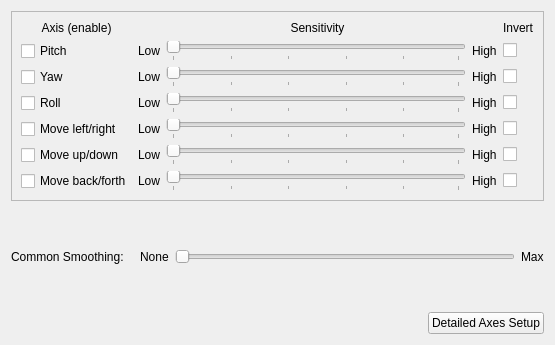
Above: src/qt_gui/profile_setup.ui from fwfa123/linuxtrackx-ir before the change. Below: the same form after it.
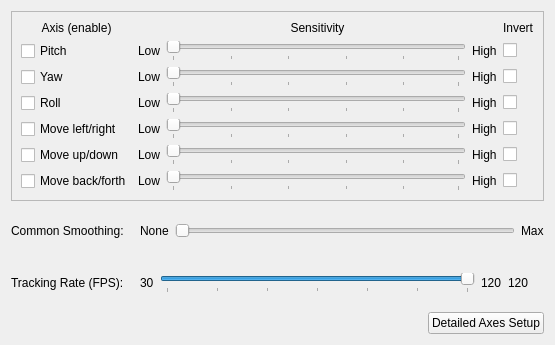
That is the form after the change.

Commit message:
Add per-profile tracking rate (FPS) slider and help
- Tracking Setup: slider 30-120 FPS (default 120), per-profile prefs key
- Throttle newFrame/newPose together so preview FPS matches setting
- Profile import/export format v2 with optional FPS; fix profile_setup merge issues
- Update in-app help (axes_setup, misc) and Tracking.png

What changed in the file:
```diff
--- a/src/qt_gui/profile_setup.ui
+++ b/src/qt_gui/profile_setup.ui
@@ -401,6 +401,82 @@
      </item>
     </layout>
    </item>
+   <item>
+    <layout class="QHBoxLayout" name="horizontalLayout_tracking_rate">
+     <item>
+      <widget class="QLabel" name="label_tracking_rate">
+       <property name="text">
+        <string>Tracking Rate (FPS):</string>
+       </property>
+      </widget>
+     </item>
+     <item>
+      <spacer name="horizontalSpacer_tracking">
+       <property name="orientation">
+        <enum>Qt::Horizontal</enum>
+       </property>
+       <property name="sizeType">
+        <enum>QSizePolicy::Maximum</enum>
+       </property>
+       <property name="sizeHint" stdset="0">
+        <size>
+         <width>10</width>
+         <height>20</height>
+        </size>
+       </property>
+      </spacer>
+     </item>
+     <item>
+      <widget class="QLabel" name="label_tracking_rate_low">
+       <property name="text">
+        <string>30</string>
+       </property>
+      </widget>
+     </item>
+     <item>
+      <widget class="QSlider" name="TrackingRate">
+       <property name="minimum">
+        <number>30</number>
+       </property>
+       <property name="maximum">
+        <number>120</number>
+       </property>
+       <property name="value">
+        <number>120</number>
+       </property>
+       <property name="orientation">
+        <enum>Qt::Horizontal</enum>
+       </property>
+       <property name="tickPosition">
+        <enum>QSlider::TicksBelow</enum>
+       </property>
+       <property name="tickInterval">
+        <number>15</number>
+       </property>
+      </widget>
+     </item>
+     <item>
+      <widget class="QLabel" name="label_tracking_rate_high">
+       <property name="text">
+        <string>120</string>
+       </property>
+      </widget>
+     </item>
+     <item>
+      <widget class="QLabel" name="TrackingRateValue">
+       <property name="minimumSize">
+        <size>
+         <width>36</width>
+         <height>0</height>
+        </size>
+       </property>
+       <property name="text">
+        <string>120</string>
+       </property>
+      </widget>
+     </item>
+    </layout>
+   </item>
    <item>
     <layout class="QHBoxLayout" name="horizontalLayout_8">
      <item>
```
Left out of the diff: 1 changed line with no effect on the pictures. The commit also changes 7 other files.
